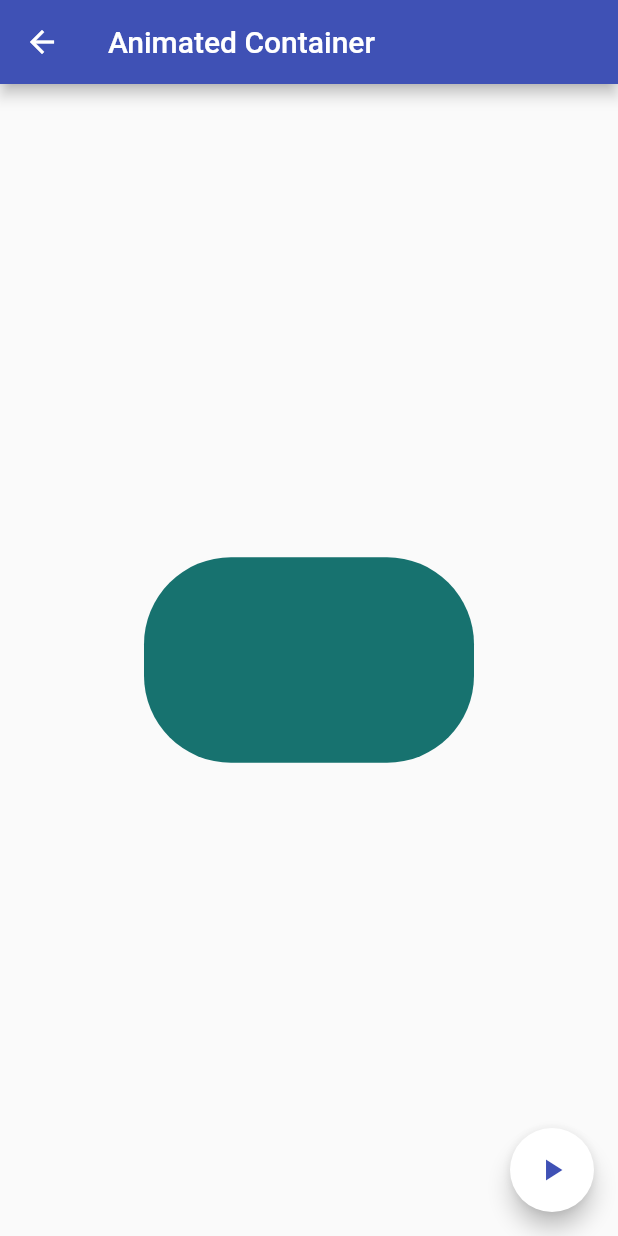
After one commit to MaxiR23/FlutterComponents, a Flutter app: the AnimatedContainerPage screen opened by its route, after a tap on the "play arrow" icon, on a phone screen of 412 x 824 dp. The commit adds this screen. Run offline on Flutter 3.47's test engine with Material 2 defaults, Android fonts, the phone set to English and light mode, and no system bars.

Commit message:
Container Animated agregado/Modificaciones varias

```diff
--- a/data/menu_options.json
+++ b/data/menu_options.json
@@ -2,19 +2,24 @@
     "nameApp" : "myapp",
     "routes"  : [
         {
-            "route"  : "alert",
-            "icon"   : "add_alert",
-            "text"   : "Alerts"
+            "route" : "alert",
+            "icon"  : "add_alert",
+            "text"  : "Alerts"
         },
         {
-            "route"  : "avatars",
-            "icon"   : "accessibility",
-            "text"   : "Avatars"
+            "route" : "avatars",
+            "icon"  : "accessibility",
+            "text"  : "Avatars"
         },
         {
-            "route"  : "cards",
-            "icon"   : "folder_open",
-            "text"   : "Cards"
+            "route" : "cards",
+            "icon"  : "folder_open",
+            "text"  : "Cards"
+        },
+        {
+            "route" : "animated_container",
+            "icon"  : "donut_large",
+            "text"  : "Animated Container"
         }
     ]
 }
--- /dev/null
+++ b/lib/src/pages/container_animated.dart
@@ -0,0 +1,62 @@
+import 'package:flutter/material.dart';
+
+import 'dart:math';
+
+class AnimatedContainerPage extends StatefulWidget {
+
+  @override
+  _AnimatedContainerPageState createState() => _AnimatedContainerPageState();
+}
+
+class _AnimatedContainerPageState extends State<AnimatedContainerPage> {
+
+  double _width = 50.0;
+  double _height = 50.0;
+
+  Color _color = Colors.blue;
+
+  BorderRadius _borderRadius = BorderRadius.circular(8.0);
+
+  @override
+  Widget build(BuildContext context) {
+    return Scaffold(
+       appBar: AppBar(
+         title: const Text('Animated Container'),
+         backgroundColor: Colors.indigo,
+       ),
+       body: Center(
+         child: AnimatedContainer(
+           duration: Duration(seconds: 1),
+           curve: Curves.ease,
+           width: _width,
+           height: _height,
+           decoration: BoxDecoration(
+             borderRadius: _borderRadius,
+             color: _color
+           ),
+         ),
+       ),
+       floatingActionButton: FloatingActionButton(
+         child: Icon(Icons.play_arrow, color: Colors.indigo,),
+         backgroundColor: Colors.white,
+         onPressed: _changeState,
+       ),
+    );
+  }
+
+  void _changeState() {
+
+    final random = Random();
+
+    setState(() {
+      _width  = random.nextInt(300).toDouble();
+      _height = random.nextInt(300).toDouble();
+      _color = Color.fromRGBO(random.nextInt(255),
+      random.nextInt(255),
+      random.nextInt(255),
+      1);
+
+      _borderRadius = BorderRadius.circular(random.nextInt(100).toDouble());
+    });
+  }
+}
--- a/lib/src/routes/routes.dart
+++ b/lib/src/routes/routes.dart
@@ -1,5 +1,6 @@
 import 'package:flutter/material.dart';
 import 'package:flutter_components/src/pages/avatar_page.dart';
+import 'package:flutter_components/src/pages/container_animated.dart';
 
 import 'package:flutter_components/src/pages/home_page.dart';
 
@@ -9,9 +10,10 @@ import 'package:flutter_components/src/pages/card_page.dart';
 
 Map<String, WidgetBuilder> getApplicationContext(){
   return <String, WidgetBuilder> {
-    "/"       : (BuildContext context) => HomePage(),
-    "alert"   : (BuildContext context) => AlertPage(),
-    "avatars" : (BuildContext context) => AvatarPage(),
-    "cards"   : (BuildContext context) => CardPage()
+    "/"                  : (BuildContext context) => HomePage(),
+    "alert"              : (BuildContext context) => AlertPage(),
+    "avatars"            : (BuildContext context) => AvatarPage(),
+    "cards"              : (BuildContext context) => CardPage(),
+    "animated_container" : (BuildContext context) => AnimatedContainerPage(),
   };
 }
--- a/lib/src/utils/icono_string_util.dart
+++ b/lib/src/utils/icono_string_util.dart
@@ -3,7 +3,8 @@ import 'package:flutter/material.dart';
 final _icons = <String, IconData>{
   "add_alert"    : Icons.add_alert,
   "accessibility": Icons.accessibility,
-  "folder_open"  : Icons.folder_open
+  "folder_open"  : Icons.folder_open,
+  "donut_large"  : Icons.donut_large
 };
 
 Icon getIcons(String iconName) {
```
